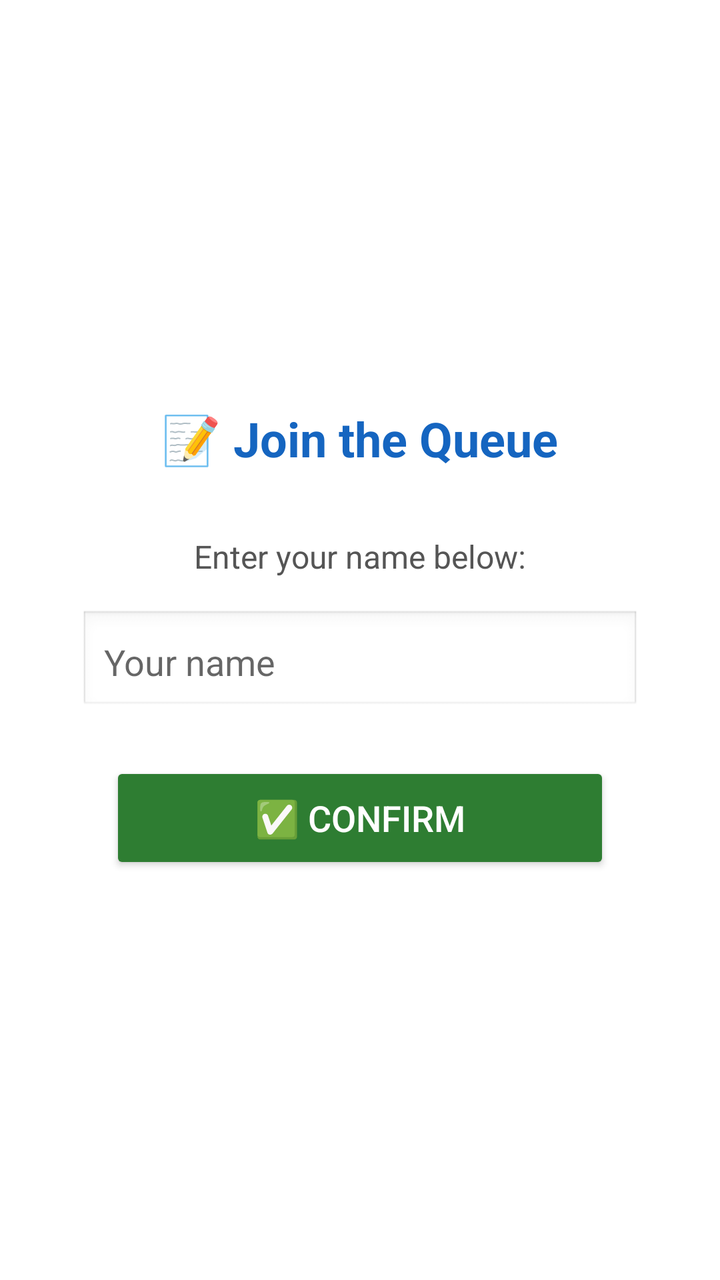
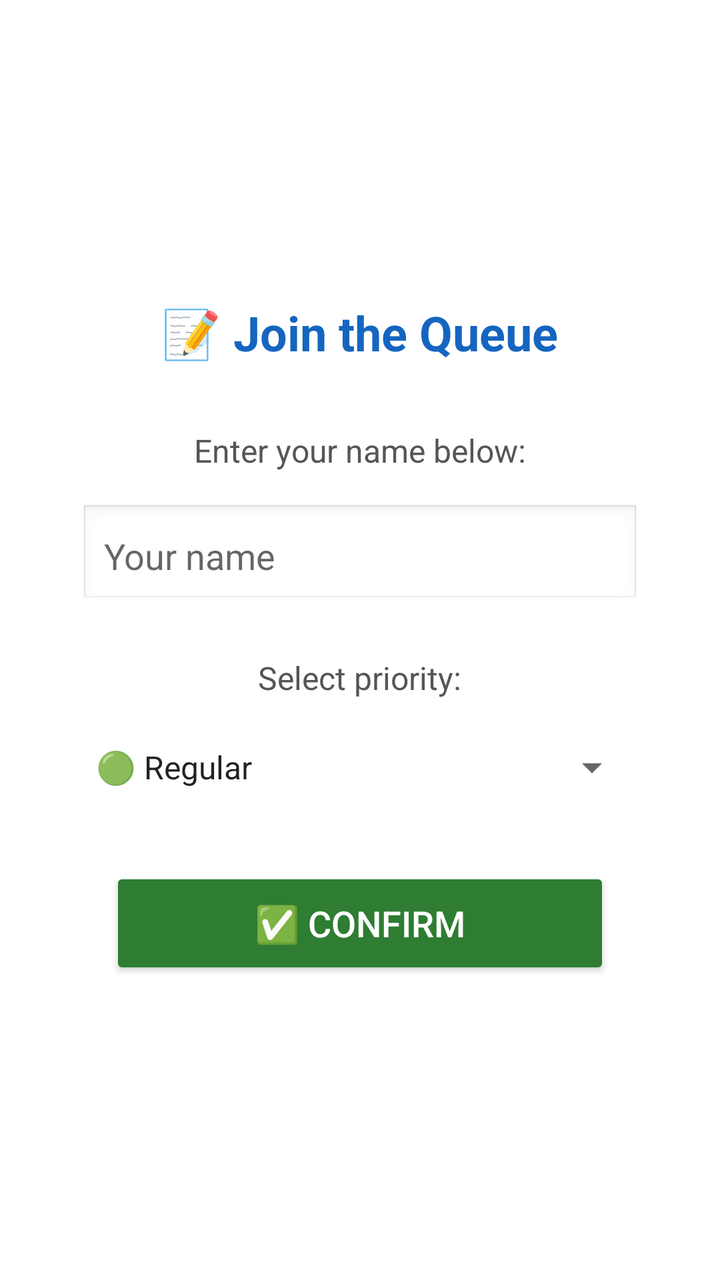

Screens rendered from an Android XML layout before and after an edit, with the pre-edit source and the edit as a unified diff.
<!-- AndroidManifest.xml: application theme Theme.AppCompat.Light.NoActionBar -->
<!-- res/layout/activity_join_queue.xml -->
<?xml version="1.0" encoding="utf-8"?>
<LinearLayout xmlns:android="http://schemas.android.com/apk/res/android"
    android:layout_width="match_parent"
    android:layout_height="match_parent"
    android:gravity="center"
    android:orientation="vertical"
    android:padding="32dp"
    android:background="#FFFFFF">

    
    <TextView
        android:layout_width="wrap_content"
        android:layout_height="wrap_content"
        android:text="📝 Join the Queue"
        android:textSize="24sp"
        android:textStyle="bold"
        android:textColor="#1565C0"
        android:layout_marginBottom="32dp" />

    
    <TextView
        android:layout_width="wrap_content"
        android:layout_height="wrap_content"
        android:text="Enter your name below:"
        android:textSize="16sp"
        android:textColor="#555555"
        android:layout_marginBottom="16dp" />

    
    <EditText
        android:id="@+id/etName"
        android:layout_width="280dp"
        android:layout_height="52dp"
        android:hint="Your name"
        android:textSize="18sp"
        android:inputType="textPersonName"
        android:padding="12dp"
        android:background="@android:drawable/edit_text"
        android:layout_marginBottom="24dp" />

    
    <Button
        android:id="@+id/btnConfirm"
        android:layout_width="250dp"
        android:layout_height="56dp"
        android:text="✅ Confirm"
        android:textSize="18sp"
        android:backgroundTint="#2E7D32"
        android:textColor="#FFFFFF" />

</LinearLayout>
<!-- resources referenced by this layout -->
<resources>

</resources>

<!-- the commit's change to res/layout/activity_join_queue.xml (unified diff, before → after) -->
@@ -39,6 +39,22 @@
         android:layout_marginBottom="24dp" />
 
     
+    <TextView
+        android:layout_width="wrap_content"
+        android:layout_height="wrap_content"
+        android:text="Select priority:"
+        android:textSize="16sp"
+        android:textColor="#555555"
+        android:layout_marginBottom="8dp" />
+
+    <Spinner
+        android:id="@+id/spPriority"
+        android:layout_width="280dp"
+        android:layout_height="52dp"
+        android:entries="@array/priority_labels"
+        android:layout_marginBottom="24dp" />
+
+    
     <Button
         android:id="@+id/btnConfirm"
         android:layout_width="250dp"
<!-- resource entries referenced after the edit -->
@@ -1,5 +1,9 @@
 <!-- resources referenced by this layout -->
 <resources>
-
+  <string-array name="priority_labels">
+          <item>🟢 Regular</item>
+          <item>🟡 Senior / Elderly / Disabled</item>
+          <item>🔴 VIP / Premium</item>
+      </string-array>
 </resources>
 
